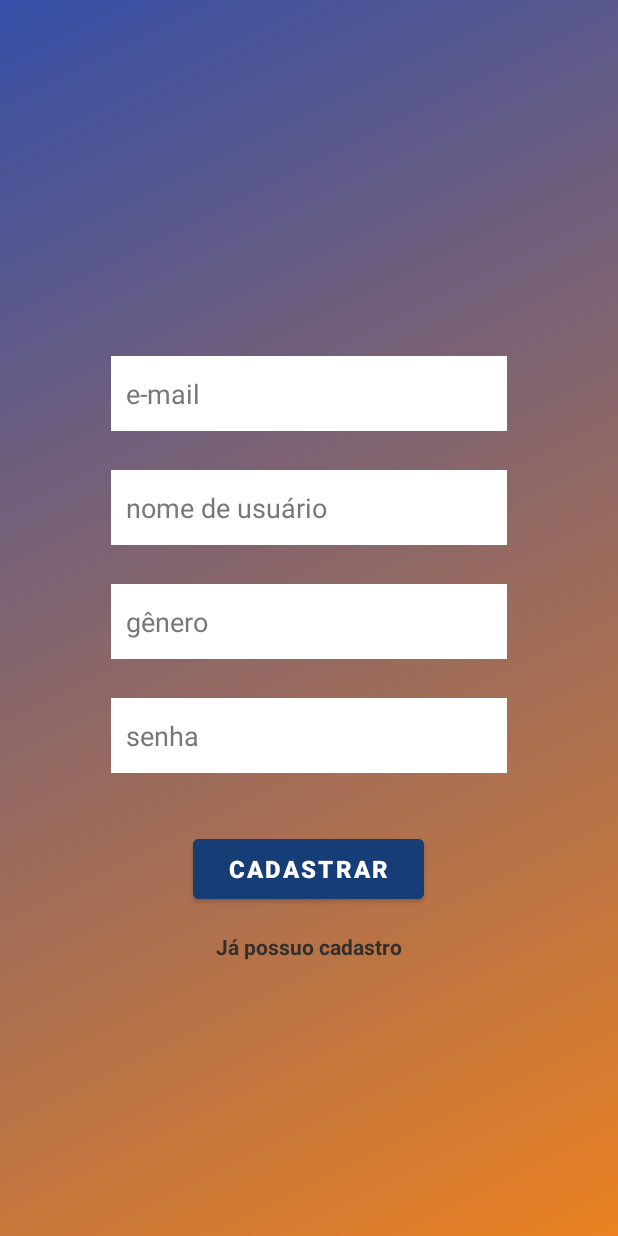
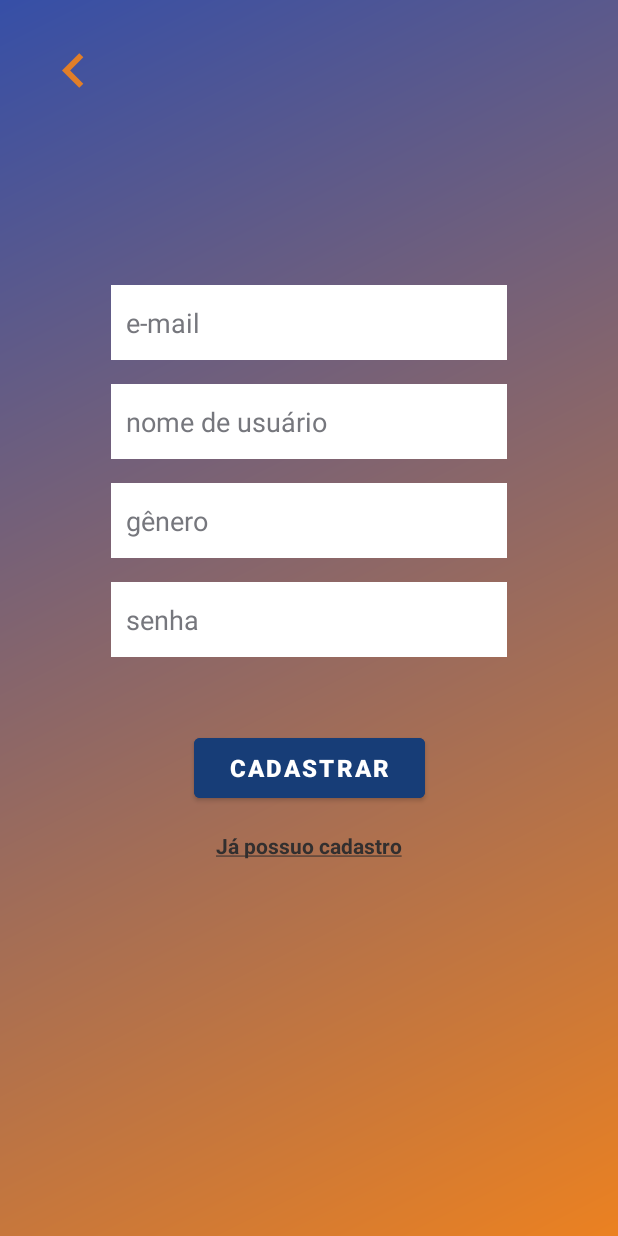
Before and after one commit to CharlesJKK/UDayToday, an Android app: the registerScreen screen opened directly, with no data from a screen before it, on a phone screen of 412 x 824 dp. Run offline under Robolectric (Android 15) with nearby library versions, the phone set to English and light mode, and no system bars.

Commit message:
feat: adicionando funcionalidade nos botões de voltar para tela de login(already_registered e icon_back)

```diff
--- a/app/src/main/java/com/example/udaytoday/registerScreen.kt
+++ b/app/src/main/java/com/example/udaytoday/registerScreen.kt
@@ -1,11 +1,41 @@
 package com.example.udaytoday
 
+import android.content.Intent
+import android.graphics.Paint
 import androidx.appcompat.app.AppCompatActivity
 import android.os.Bundle
+import android.view.View
+import android.widget.TextView
+import com.example.udaytoday.databinding.ActivityRegisterScreenBinding
 
 class registerScreen : AppCompatActivity() {
+
+    private lateinit var binding: ActivityRegisterScreenBinding
     override fun onCreate(savedInstanceState: Bundle?) {
         super.onCreate(savedInstanceState)
-        setContentView(R.layout.activity_register_screen)
+        binding = ActivityRegisterScreenBinding.inflate(layoutInflater)
+        val view = binding.root
+        setContentView(view)
+
+        val iconBack = binding.backBtn
+        val alreadyRegistered = binding.alreadyRegistered
+        alreadyRegistered.paintFlags = alreadyRegistered.paintFlags or Paint.UNDERLINE_TEXT_FLAG;
+
+        val onClickListener = View.OnClickListener { view ->
+            when(view.id){
+                R.id.already_registered -> {
+                    val navigationToMain = Intent(this, MainActivity::class.java)
+                    startActivity(navigationToMain)
+                }
+                R.id.back_btn -> {
+                    val navigationToMain = Intent(this, MainActivity::class.java)
+                    startActivity(navigationToMain)
+                }
+            }
+        }
+
+        iconBack.setOnClickListener(onClickListener)
+        alreadyRegistered.setOnClickListener(onClickListener)
+
     }
 }
--- /dev/null
+++ b/app/src/main/res/drawable/icon_arrow_left.xml
@@ -0,0 +1,5 @@
+<vector android:autoMirrored="true" android:height="24dp"
+    android:tint="#E17E28" android:viewportHeight="24"
+    android:viewportWidth="24" android:width="24dp" xmlns:android="http://schemas.android.com/apk/res/android">
+    <path android:fillColor="@android:color/white" android:pathData="M15.41,16.59L10.83,12l4.58,-4.59L14,6l-6,6 6,6 1.41,-1.41z"/>
+</vector>
--- a/app/src/main/res/layout/activity_register_screen.xml
+++ b/app/src/main/res/layout/activity_register_screen.xml
@@ -1,19 +1,30 @@
 <?xml version="1.0" encoding="utf-8"?>
-<LinearLayout xmlns:android="http://schemas.android.com/apk/res/android"
+<androidx.constraintlayout.widget.ConstraintLayout xmlns:android="http://schemas.android.com/apk/res/android"
     xmlns:app="http://schemas.android.com/apk/res-auto"
     xmlns:tools="http://schemas.android.com/tools"
     android:layout_width="match_parent"
     android:layout_height="match_parent"
-    tools:context=".registerScreen"
     android:background="@drawable/background_linear"
+    android:gravity="center"
     android:orientation="vertical"
-    android:gravity="center">
+    tools:context=".registerScreen">
+
+    <ImageView
+        android:id="@+id/back_btn"
+        android:layout_width="50dp"
+        android:layout_height="46dp"
+        android:layout_gravity="left"
+        android:layout_marginStart="24dp"
+        android:layout_marginTop="24dp"
+        app:layout_constraintStart_toStartOf="parent"
+        app:layout_constraintTop_toTopOf="parent"
+        app:srcCompat="@drawable/icon_arrow_left" />
 
     <EditText
         android:id="@+id/email_register"
         android:layout_width="264dp"
         android:layout_height="50dp"
-        android:layout_marginTop="62dp"
+        android:layout_marginTop="120dp"
         android:background="#FFFFFF"
         android:ems="10"
         android:hint="e-mail"
@@ -21,13 +32,14 @@
         android:padding="10dp"
         android:textColorHint="@color/material_dynamic_neutral50"
         app:layout_constraintEnd_toEndOf="parent"
-        app:layout_constraintStart_toStartOf="parent"/>
+        app:layout_constraintStart_toStartOf="parent"
+        app:layout_constraintTop_toBottomOf="@+id/back_btn" />
 
     <EditText
         android:id="@+id/username_register"
         android:layout_width="264dp"
         android:layout_height="50dp"
-        android:layout_marginTop="26dp"
+        android:layout_marginTop="16dp"
         android:background="#FFFFFF"
         android:ems="10"
         android:hint="nome de usuário"
@@ -42,7 +54,7 @@
         android:id="@+id/gender_register"
         android:layout_width="264dp"
         android:layout_height="50dp"
-        android:layout_marginTop="26dp"
+        android:layout_marginTop="16dp"
         android:background="#FFFFFF"
         android:ems="10"
         android:hint="gênero"
@@ -57,7 +69,7 @@
         android:id="@+id/password_register"
         android:layout_width="264dp"
         android:layout_height="50dp"
-        android:layout_marginTop="26dp"
+        android:layout_marginTop="16dp"
         android:background="#FFFFFF"
         android:ems="10"
         android:hint="senha"
@@ -66,13 +78,13 @@
         android:textColorHint="@color/material_dynamic_neutral50"
         app:layout_constraintEnd_toEndOf="parent"
         app:layout_constraintStart_toStartOf="parent"
-        app:layout_constraintTop_toBottomOf="@+id/email_login" />
+        app:layout_constraintTop_toBottomOf="@+id/gender_register" />
 
     <Button
         android:id="@+id/register_btn"
         android:layout_width="154dp"
         android:layout_height="52dp"
-        android:layout_marginTop="38dp"
+        android:layout_marginTop="48dp"
         android:backgroundTint="#173D77"
         android:paddingLeft="10dp"
         android:paddingTop="5dp"
@@ -98,6 +110,8 @@
         android:textColor="#322F2F"
         android:textIsSelectable="false"
         android:textStyle="bold"
-        />
+        app:layout_constraintEnd_toEndOf="parent"
+        app:layout_constraintStart_toStartOf="parent"
+        app:layout_constraintTop_toBottomOf="@+id/register_btn" />
 
-</LinearLayout>
+</androidx.constraintlayout.widget.ConstraintLayout>
```
